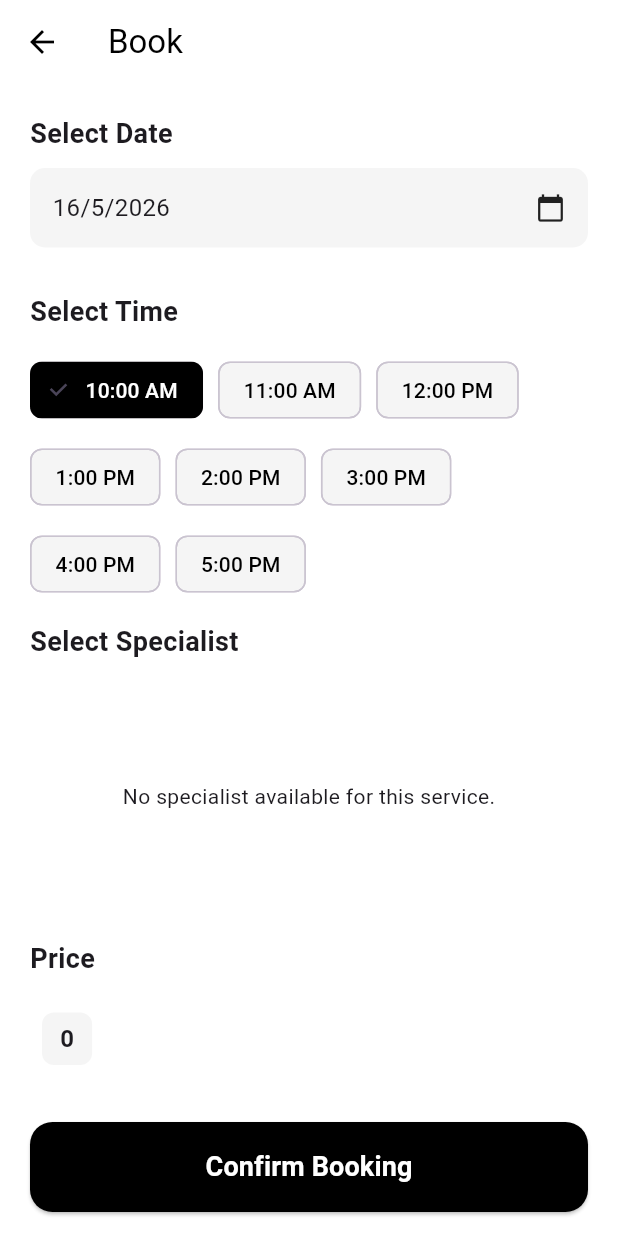
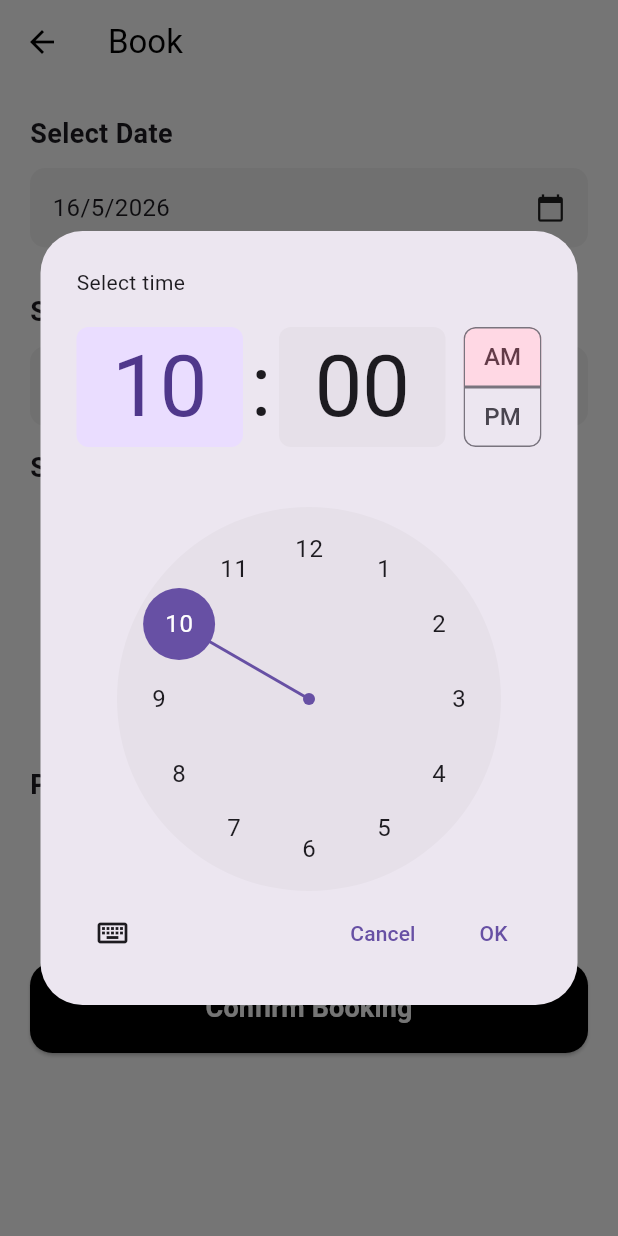
Before and after one commit to hangEX7749/QuickClean, a Flutter app: the BookingPage screen opened directly with empty values, after a tap on "10:00 AM", on a phone screen of 412 x 824 dp. Run offline on Flutter 3.47's test engine with Material 3 defaults, Android fonts, the light colour scheme and no system bars; our stand-ins replace animate_do, supabase_flutter; accounts and stored records are empty; generated files the repository leaves out were written again; Roboto replaces fonts that are missing (Poppins).

Commit message:
booking more than 1 ppl,  add timeslot

```diff
--- a/lib/l10n/app_en.arb
+++ b/lib/l10n/app_en.arb
@@ -8,6 +8,7 @@
   "cancel": "Cancel", "@cancel": {},
   "save": "Save", "@save": {},
   "create": "Create", "@create": {},
+  "selected": "Selected", "@selected": {},
   "logout": "Logout",
   "@logout": {},
   "member": "Member", "@member": {},
@@ -135,6 +136,8 @@
   "@selectTime": {},
   "selectSpecialist": "Select Specialist",
   "@selectSpecialist": {},
+  "specialist": "Specialist",
+  "@specialist": {},
   "noSpecialist": "No specialist available for this service.",
   "@noSpecialist": {},
   "price": "Price",
--- a/lib/l10n/app_my.arb
+++ b/lib/l10n/app_my.arb
@@ -17,6 +17,8 @@
   "@create": {},
   "logout": "Log Keluar",
   "@logout": {},
+  "selected": "Dipilih",
+  "@selected": {},
   "member": "Ahli",
   "@member": {},
   "admin": "Admin",
@@ -144,6 +146,8 @@
   "@selectTime": {},
   "selectSpecialist": "Pilih Pakar",
   "@selectSpecialist": {},
+  "specialist": "Pakar",
+  "@specialist": {},
   "noSpecialist": "Tiada pakar tersedia untuk perkhidmatan ini.",
   "@noSpecialist": {},
   "price": "Harga",
--- a/lib/l10n/app_zh.arb
+++ b/lib/l10n/app_zh.arb
@@ -15,6 +15,8 @@
   "@save": {},
   "create": "创建",
   "@create": {},
+  "selected": "已选择",
+  "@selected": {},
   "logout": "注销",
   "@logout": {},
   "member": "会员",
@@ -143,6 +145,8 @@
   "@selectTime": {},
   "selectSpecialist": "选择专家",
   "@selectSpecialist": {},
+  "specialist": "专家",
+  "@specialist": {},
   "noSpecialist": "此项服务暂无可用专家。",
   "@noSpecialist": {},
   "price": "价格",
--- a/lib/screen/booking.dart
+++ b/lib/screen/booking.dart
@@ -18,23 +18,24 @@ class BookingPage extends StatefulWidget {
 class _BookingPageState extends State<BookingPage> {
 
   final supabase = Supabase.instance.client;
-  String? selectedProviderId; // Track the chosen provider
+  List<String> selectedProviderIds = [];  // Track the chosen provider
   List<Map<String, dynamic>> availableProviders = [];
   Map<String, dynamic>? serviceDetails;
   DateTime selectedDate = DateTime.now().add(const Duration(days: 1));
-  String selectedTime = "10:00 AM";
 
-  //Dump timeslot
-  final List<String> timeSlots = [
-    "10:00 AM", "11:00 AM", "12:00 PM",
-    "1:00 PM", "2:00 PM", "3:00 PM",
-    "4:00 PM", "5:00 PM"
-  ];
+  TimeOfDay selectedTime = const TimeOfDay(hour: 10, minute: 0);
+  double get totalPrice {
+    double basePrice = (serviceDetails?['price'] ?? 0).toDouble();
+    // Multiply by number of specialists, or 1 if none selected yet for preview
+    int multiplier = selectedProviderIds.isEmpty ? 1 : selectedProviderIds.length;
+    return basePrice * multiplier;
+  }
 
   @override
   void initState() {
     super.initState();
     _fetchProviders(widget.serviceName);
+    _fetchServiceDetails();
   }
 
   //fetch service details
@@ -120,26 +121,37 @@ class _BookingPageState extends State<BookingPage> {
               ),
 
               const SizedBox(height: 30),
-              Text(AppLocalizations.of(context)!.selectTime, style: TextStyle(fontSize: 18, fontWeight: FontWeight.bold)),
-              const SizedBox(height: 15),
+              // Time Slots Grid
+              Text(AppLocalizations.of(context)!.selectTime, style: const TextStyle(fontSize: 18, fontWeight: FontWeight.bold)),
+              const SizedBox(height: 10),
 
-              // Time Slots Grid
-              Wrap(
-                spacing: 10,
-                runSpacing: 10,
-                children: timeSlots.map((time) {
-                  bool isSelected = selectedTime == time;
-                  return ChoiceChip(
-                    label: Text(time),
-                    selected: isSelected,
-                    onSelected: (selected) {
-                      setState(() => selectedTime = time);
-                    },
-                    selectedColor: Colors.black,
-                    labelStyle: TextStyle(color: isSelected ? Colors.white : Colors.black),
-                    backgroundColor: Colors.grey.shade100,
+              InkWell(
+                onTap: () async {
+                  final TimeOfDay? picked = await showTimePicker(
+                    context: context,
+                    initialTime: selectedTime,
                   );
-                }).toList(),
+                  if (picked != null) {
+                    setState(() => selectedTime = picked);
+                  }
+                },
+                child: Container(
+                  padding: const EdgeInsets.all(15),
+                  decoration: BoxDecoration(
+                    color: Colors.grey.shade100,
+                    borderRadius: BorderRadius.circular(10),
+                  ),
+                  child: Row(
+                    mainAxisAlignment: MainAxisAlignment.spaceBetween,
+                    children: [
+                      Text(
+                        selectedTime.format(context), // Displays time like "10:00 AM"
+                        style: const TextStyle(fontSize: 16),
+                      ),
+                      const Icon(Icons.access_time, size: 20),
+                    ],
+                  ),
+                ),
               ),
               const SizedBox(height: 15),
               Column(
@@ -156,10 +168,16 @@ class _BookingPageState extends State<BookingPage> {
                           itemCount: availableProviders.length,
                           itemBuilder: (context, index) {
                             final provider = availableProviders[index];
-                            bool isSelected = selectedProviderId == provider['id'];
+                            bool isSelected = selectedProviderIds.contains(provider['id']);
 
                             return GestureDetector(
-                              onTap: () => setState(() => selectedProviderId = provider['id']),
+                              onTap: () => setState(() {
+                                if (isSelected) {
+                                  selectedProviderIds.remove(provider['id']);
+                                } else {
+                                  selectedProviderIds.add(provider['id']);
+                                }
+                              }),
                               child: Container(
                                 width: 130,
                                 margin: const EdgeInsets.only(right: 15),
@@ -202,17 +220,14 @@ class _BookingPageState extends State<BookingPage> {
                 Padding(
                   padding: const EdgeInsets.all(8.0),
                   child: Container(
-                    padding: const EdgeInsets.symmetric(horizontal: 12, vertical: 6), // inner space
+                    padding: const EdgeInsets.symmetric(horizontal: 12, vertical: 8),
                     decoration: BoxDecoration(
-                      color: Colors.grey.shade100, // background color
-                      borderRadius: BorderRadius.circular(8), // optional rounded corners
+                      color: Colors.grey.shade100,
+                      borderRadius: BorderRadius.circular(8),
                     ),
                     child: Text(
-                      "${serviceDetails!['price']}",
-                      style: const TextStyle(
-                        fontSize: 16,
-                        fontWeight: FontWeight.bold,
-                      ),
+                      "\$${totalPrice.toStringAsFixed(2)}",
+                      style: const TextStyle(fontSize: 20, fontWeight: FontWeight.bold, color: Colors.blue),
                     ),
                   ),
                 )
@@ -256,7 +271,7 @@ class _BookingPageState extends State<BookingPage> {
   }
 
   void _proceedToPayment() {
-    if (selectedProviderId == null) {
+    if (selectedProviderIds.isEmpty) {
       _showSnackBar(AppLocalizations.of(context)!.selectSpecialist, Colors.orange);
       return;
     }
@@ -269,9 +284,11 @@ class _BookingPageState extends State<BookingPage> {
           bookingData: {
             'service_type': widget.serviceName,
             'booking_date': selectedDate.toIso8601String().split('T')[0],
-            'booking_time': selectedTime,
-            'total_price': serviceDetails?['price'] ?? 0,
-            'provider_id': selectedProviderId,
+            'booking_time': selectedTime.format(context),
+            'total_price': totalPrice,
+            //'provider_id': selectedProviderIds,
+            'provider_ids': selectedProviderIds,
+            'specialist_count': selectedProviderIds.length,
           },
         ),
       ),
```
Also changed, not shown: lib/screen/payment.dart (+35 -5 lines).
